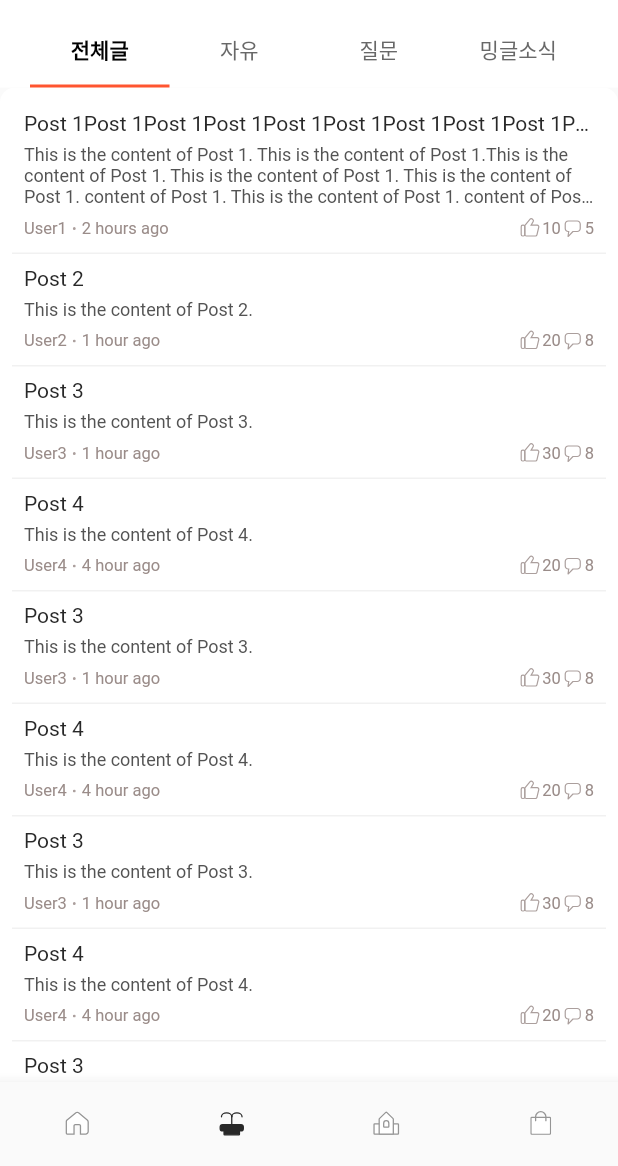
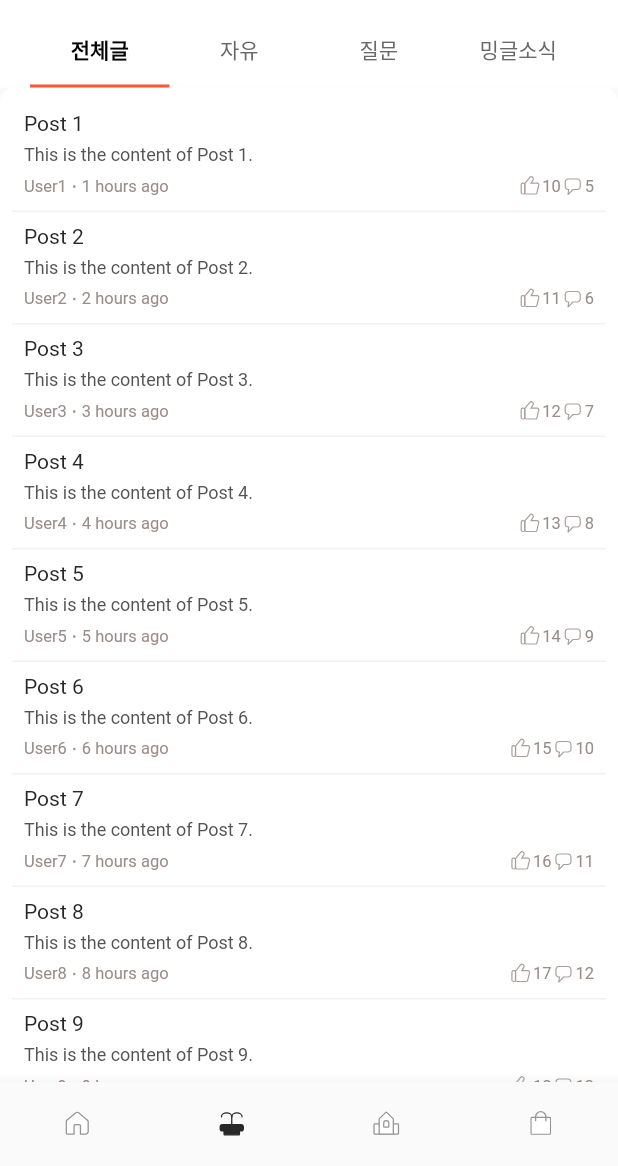
Before and after one commit to Team-Mingle/mingle-frontend, a Flutter app: the screen it shows after launch, item 2 of the bottom bar chosen, on a phone screen of 412 x 824 dp, the part 70-1236 px from its top. Run offline on Flutter 3.47's test engine with Material 2 defaults, Android fonts, the phone set to English and light mode, and no system bars; our stand-ins replace carousel_slider, dropdown_button2, flutter_riverpod, flutter_svg; network calls fail; Roboto replaces fonts that are missing (Pretendard Variable).

Commit message:
lawn page + dummy data

```diff
--- a/mingle/lib/user/view/home_screen/home_root_tab.dart
+++ b/mingle/lib/user/view/home_screen/home_root_tab.dart
@@ -44,7 +44,7 @@ class _HomeRootTabState extends State<HomeRootTab> {
       case 1:
         return SquareTabScreen();
       case 2:
-        return const LawnTabScreen();
+        return LawnTabScreen();
       case 3:
         return const MarketTabScreen();
       default:
--- a/mingle/lib/user/view/home_screen/lawn_tab_screen.dart
+++ b/mingle/lib/user/view/home_screen/lawn_tab_screen.dart
@@ -1,14 +1,54 @@
 import 'package:flutter/material.dart';
+import 'package:mingle/common/component/post_preview_card.dart';
+import 'package:mingle/user/view/home_screen/tab_screen.dart';
 
 class LawnTabScreen extends StatelessWidget {
-  const LawnTabScreen({
+  LawnTabScreen({
     Key? key,
   }) : super(key: key);
 
+  final dummyPostList = List.generate(50, (index) {
+    return {
+      'title': 'Post ${index + 1}',
+      'content': 'This is the content of Post ${index + 1}.',
+      'nickname': 'User${index + 1}',
+      'timestamp': '${index + 1} hours ago',
+      'likeCounts': '${10 + index}',
+      'commentCounts': '${5 + index}',
+    };
+  });
+
   @override
   Widget build(BuildContext context) {
-    return const Center(
-      child: Text('잔디밭'),
+    return TabScreen(
+      title: '잔디밭',
+      subtitle: '밍글대',
+      tab1: '전체글',
+      tab2: '자유',
+      tab3: '질문',
+      tab4: '학생회',
+      tabContents: [
+        // 첫 번째 탭 내용
+        PostPreviewCard(
+          postList: dummyPostList,
+          cardType: CardType.square,
+        ),
+        // 두 번째 탭 내용
+        PostPreviewCard(
+          postList: dummyPostList,
+          cardType: CardType.square,
+        ),
+        // 세 번째 탭 내용
+        PostPreviewCard(
+          postList: dummyPostList,
+          cardType: CardType.square,
+        ),
+        // 네 번째 탭 내용
+        PostPreviewCard(
+          postList: dummyPostList,
+          cardType: CardType.square,
+        ),
+      ],
     );
   }
 }
--- a/mingle/lib/user/view/home_screen/square_tab_screen.dart
+++ b/mingle/lib/user/view/home_screen/square_tab_screen.dart
@@ -3,154 +3,16 @@ import 'package:mingle/common/component/post_preview_card.dart';
 import 'package:mingle/user/view/home_screen/tab_screen.dart';
 
 class SquareTabScreen extends StatelessWidget {
-  final dummyPostList = [
-    {
-      'title':
-          'Post 1Post 1Post 1Post 1Post 1Post 1Post 1Post 1Post 1Post 1Post 1Post 1Post 1Post 1Post 1Post 1Post 1',
-      'content':
-          'This is the content of Post 1. This is the content of Post 1.This is the content of Post 1. This is the content of Post 1. This is the content of Post 1. content of Post 1. This is the content of Post 1. content of Post 1. This is the content of Post 1. content of Post 1. This is the content of Post 1..',
-      'nickname': 'User1',
-      'timestamp': '2 hours ago',
-      'likeCounts': '10',
-      'commentCounts': '5',
-    },
-    {
-      'title': 'Post 2',
-      'content': 'This is the content of Post 2.',
-      'nickname': 'User2',
-      'timestamp': '1 hour ago',
-      'likeCounts': '20',
-      'commentCounts': '8',
-    },
-    {
-      'title': 'Post 3',
-      'content': 'This is the content of Post 3.',
-      'nickname': 'User3',
-      'timestamp': '1 hour ago',
-      'likeCounts': '30',
-      'commentCounts': '8',
-    },
-    {
-      'title': 'Post 4',
-      'content': 'This is the content of Post 4.',
-      'nickname': 'User4',
-      'timestamp': '4 hour ago',
-      'likeCounts': '20',
-      'commentCounts': '8',
-    },
-    {
-      'title': 'Post 3',
-      'content': 'This is the content of Post 3.',
-      'nickname': 'User3',
-      'timestamp': '1 hour ago',
-      'likeCounts': '30',
-      'commentCounts': '8',
-    },
-    {
-      'title': 'Post 4',
-      'content': 'This is the content of Post 4.',
-      'nickname': 'User4',
-      'timestamp': '4 hour ago',
-      'likeCounts': '20',
-      'commentCounts': '8',
-    },
-    {
-      'title': 'Post 3',
-      'content': 'This is the content of Post 3.',
-      'nickname': 'User3',
-      'timestamp': '1 hour ago',
-      'likeCounts': '30',
-      'commentCounts': '8',
-    },
-    {
-      'title': 'Post 4',
-      'content': 'This is the content of Post 4.',
-      'nickname': 'User4',
-      'timestamp': '4 hour ago',
-      'likeCounts': '20',
-      'commentCounts': '8',
-    },
-    {
-      'title': 'Post 3',
-      'content': 'This is the content of Post 3.',
-      'nickname': 'User3',
-      'timestamp': '1 hour ago',
-      'likeCounts': '30',
-      'commentCounts': '8',
-    },
-    {
-      'title': 'Post 4',
-      'content': 'This is the content of Post 4.',
-      'nickname': 'User4',
-      'timestamp': '4 hour ago',
-      'likeCounts': '20',
-      'commentCounts': '8',
-    },
-    {
-      'title': 'Post 3',
-      'content': 'This is the content of Post 3.',
-      'nickname': 'User3',
-      'timestamp': '1 hour ago',
-      'likeCounts': '30',
-      'commentCounts': '8',
-    },
-    {
-      'title': 'Post 4',
-      'content': 'This is the content of Post 4.',
-      'nickname': 'User4',
-      'timestamp': '4 hour ago',
-      'likeCounts': '20',
-      'commentCounts': '8',
-    },
-    {
-      'title': 'Post 3',
-      'content': 'This is the content of Post 3.',
-      'nickname': 'User3',
-      'timestamp': '1 hour ago',
-      'likeCounts': '30',
-      'commentCounts': '8',
-    },
-    {
-      'title': 'Post 4',
-      'content': 'This is the content of Post 4.',
-      'nickname': 'User4',
-      'timestamp': '4 hour ago',
-      'likeCounts': '20',
-      'commentCounts': '8',
-    },
-    {
-      'title': 'Post 3',
-      'content': 'This is the content of Post 3.',
-      'nickname': 'User3',
-      'timestamp': '1 hour ago',
-      'likeCounts': '30',
-      'commentCounts': '8',
-    },
-    {
-      'title': 'Post 4',
-      'content': 'This is the content of Post 4.',
-      'nickname': 'User4',
-      'timestamp': '4 hour ago',
-      'likeCounts': '20',
-      'commentCounts': '8',
-    },
-    {
-      'title': 'Post 3',
-      'content': 'This is the content of Post 3.',
-      'nickname': 'User3',
-      'timestamp': '1 hour ago',
-      'likeCounts': '30',
-      'commentCounts': '8',
-    },
-    {
-      'title': 'Post 4',
-      'content': 'This is the content of Post 4.',
-      'nickname': 'User4',
-      'timestamp': '4 hour ago',
-      'likeCounts': '20',
-      'commentCounts': '8',
-    },
-  ];
+  final dummyPostList = List.generate(50, (index) {
+    return {
+      'title': 'Post ${index + 1}',
+      'content': 'This is the content of Post ${index + 1}.',
+      'nickname': 'User${index + 1}',
+      'timestamp': '${index + 1} hours ago',
+      'likeCounts': '${10 + index}',
+      'commentCounts': '${5 + index}',
+    };
+  });
 
   SquareTabScreen({
     Key? key,
```
